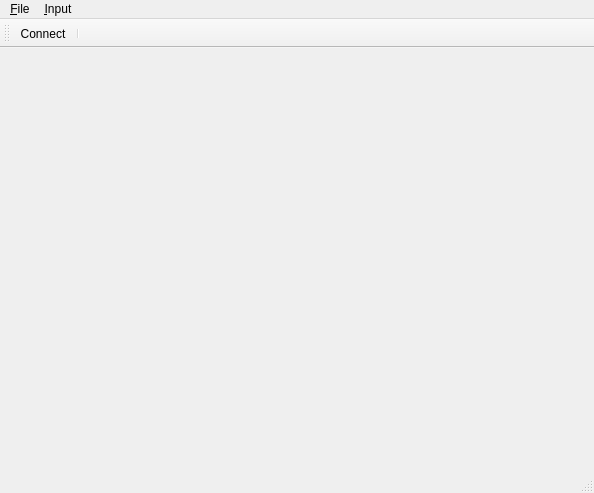
Before: the Qt Designer form MainWindow.ui in joeferner/eeworkbench, drawn with Qt 5.
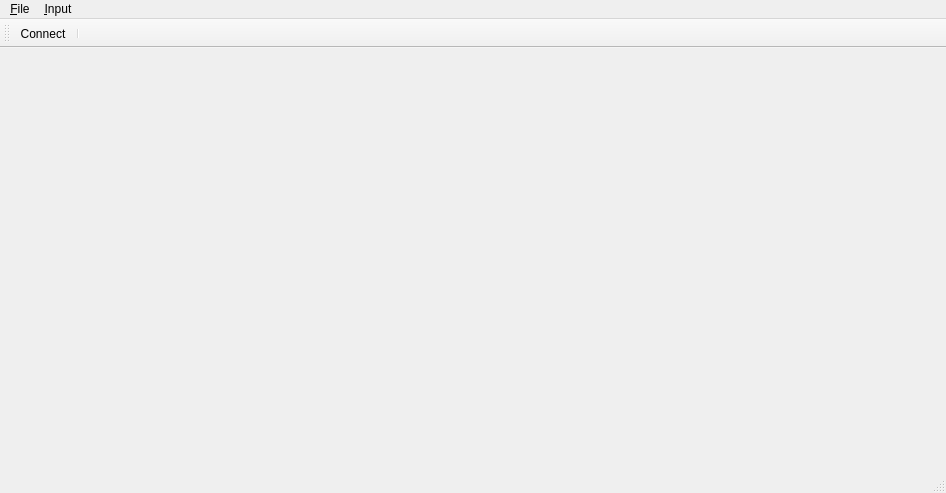
After: the same form once the commit is applied.

Commit message: mouse tracking

```diff
--- a/MainWindow.ui
+++ b/MainWindow.ui
@@ -6,7 +6,7 @@
    <rect>
     <x>0</x>
     <y>0</y>
-    <width>594</width>
+    <width>946</width>
     <height>493</height>
    </rect>
   </property>
@@ -19,7 +19,7 @@
     <rect>
      <x>0</x>
      <y>0</y>
-     <width>594</width>
+     <width>946</width>
      <height>20</height>
     </rect>
    </property>
```
The commit also changes 2 other files.
